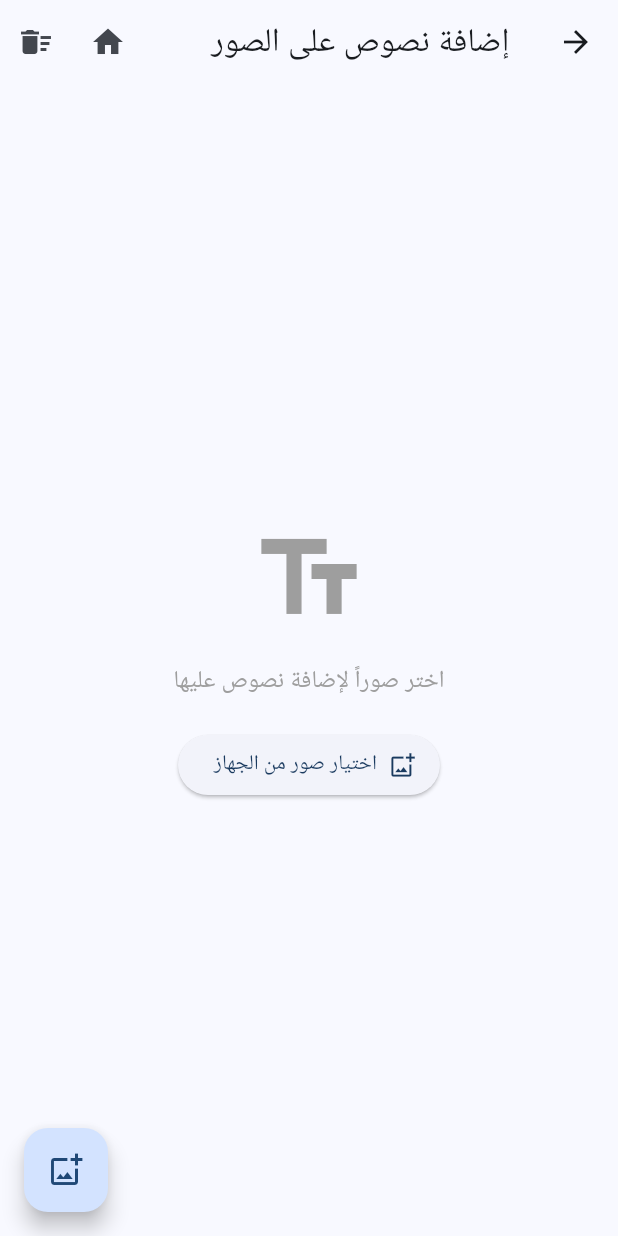
After one commit to abowaaleed/PDFapp, a Flutter app: the screen it shows after launch, after a tap on "إضافة نصوص على الصور", on a phone screen of 412 x 824 dp. The commit adds this screen. Run offline on Flutter 3.47's test engine with Material 3 defaults, Android fonts, the phone set to English and light mode, and no system bars; our stand-ins replace file_picker, google_fonts, pdf; missing offline and left inert: dart:html, pdfx.

Commit message:
Add editor card to home screen (v1.0.8)

```diff
--- /dev/null
+++ b/lib/views/editor/editor_screen.dart
@@ -0,0 +1,166 @@
+import 'package:flutter/material.dart';
+import 'package:file_picker/file_picker.dart';
+import 'package:provider/provider.dart';
+import '../../providers/pdf_provider.dart';
+import '../merge/text_editor_screen.dart';
+import '../merge/export_settings_screen.dart';
+
+class EditorScreen extends StatelessWidget {
+  const EditorScreen({super.key});
+
+  Future<void> _pickImages(BuildContext context) async {
+    try {
+      final result = await FilePicker.platform.pickFiles(
+        type: FileType.image,
+        allowMultiple: true,
+        withData: true,
+      );
+      if (result != null) {
+        final images = result.files.map((f) => f.bytes!).toList();
+        if (context.mounted) {
+          Provider.of<PdfProvider>(context, listen: false).addImages(images);
+        }
+      }
+    } catch (e) {
+      debugPrint('Error picking images: $e');
+    }
+  }
+
+  @override
+  Widget build(BuildContext context) {
+    return Scaffold(
+      appBar: AppBar(
+        title: const Text('إضافة نصوص على الصور'),
+        actions: [
+          IconButton(
+            icon: const Icon(Icons.home),
+            onPressed: () =>
+                Navigator.of(context).popUntil((route) => route.isFirst),
+            tooltip: 'الصفحة الرئيسية',
+          ),
+          IconButton(
+            icon: const Icon(Icons.delete_sweep),
+            onPressed: () =>
+                Provider.of<PdfProvider>(context, listen: false).clearImages(),
+          ),
+        ],
+      ),
+      body: Consumer<PdfProvider>(
+        builder: (context, provider, child) {
+          if (provider.items.isEmpty) {
+            return Center(
+              child: Column(
+                mainAxisAlignment: MainAxisAlignment.center,
+                children: [
+                  const Icon(Icons.text_fields, size: 80, color: Colors.grey),
+                  const SizedBox(height: 16),
+                  const Text('اختر صوراً لإضافة نصوص عليها',
+                      style: TextStyle(fontSize: 16, color: Colors.grey)),
+                  const SizedBox(height: 20),
+                  ElevatedButton.icon(
+                    onPressed: () => _pickImages(context),
+                    icon: const Icon(Icons.add_photo_alternate_outlined),
+                    label: const Text('اختيار صور من الجهاز'),
+                  ),
+                ],
+              ),
+            );
+          }
+
+          return Column(
+            children: [
+              Padding(
+                padding: const EdgeInsets.fromLTRB(16, 12, 16, 0),
+                child: Text(
+                  'اضغط على أيقونة التحرير لإضافة نصوص على الصورة',
+                  style: TextStyle(fontSize: 13, color: Colors.grey[500]),
+                  textAlign: TextAlign.center,
+                ),
+              ),
+              Expanded(
+                child: ListView.builder(
+                  padding: const EdgeInsets.all(8),
+                  itemCount: provider.items.length,
+                  itemBuilder: (context, index) {
+                    final item = provider.items[index];
+                    return Card(
+                      child: ListTile(
+                        leading: Stack(
+                          children: [
+                            Image.memory(item.bytes,
+                                width: 50, height: 50, fit: BoxFit.cover),
+                            if (item.hasTexts)
+                              Positioned(
+                                top: 0,
+                                right: 0,
+                                child: Container(
+                                  padding: const EdgeInsets.all(2),
+                                  decoration: const BoxDecoration(
+                                    color: Color(0xFF1A3A5F),
+                                    borderRadius: BorderRadius.only(
+                                      bottomLeft: Radius.circular(6),
+                                    ),
+                                  ),
+                                  child: const Icon(Icons.edit,
+                                      size: 12, color: Colors.white),
+                                ),
+                              ),
+                          ],
+                        ),
+                        title: Text('صورة رقم ${index + 1}'),
+                        subtitle: item.hasTexts
+                            ? Text('${item.textElements.length} نص',
+                                style: const TextStyle(
+                                    fontSize: 12, color: Color(0xFF1A3A5F)))
+                            : const Text('لا توجد نصوص',
+                                style: TextStyle(fontSize: 12)),
+                        trailing: Row(
+                          mainAxisSize: MainAxisSize.min,
+                          children: [
+                            IconButton(
+                              icon: const Icon(Icons.edit,
+                                  color: Color(0xFFD4AF37)),
+                              tooltip: 'تحرير النصوص',
+                              onPressed: () => Navigator.push(
+                                context,
+                                MaterialPageRoute(
+                                  builder: (_) =>
+                                      TextEditorScreen(imageIndex: index),
+                                ),
+                              ),
+                            ),
+                            IconButton(
+                              icon: const Icon(Icons.close,
+                                  color: Colors.red),
+                              onPressed: () => provider.removeImage(index),
+                            ),
+                          ],
+                        ),
+                      ),
+                    );
+                  },
+                ),
+              ),
+              Padding(
+                padding: const EdgeInsets.all(16.0),
+                child: ElevatedButton(
+                  onPressed: () => Navigator.push(
+                      context,
+                      MaterialPageRoute(
+                          builder: (_) => const ExportSettingsScreen())),
+                  style: ElevatedButton.styleFrom(
+                      minimumSize: const Size(double.infinity, 50)),
+                  child: const Text('تصدير كـ PDF'),
+                ),
+              ),
+            ],
+          );
+        },
+      ),
+      floatingActionButton: FloatingActionButton(
+        onPressed: () => _pickImages(context),
+        child: const Icon(Icons.add_photo_alternate_outlined),
+      ),
+    );
+  }
+}
--- a/lib/views/home/home_screen.dart
+++ b/lib/views/home/home_screen.dart
@@ -2,6 +2,7 @@ import 'package:flutter/material.dart';
 import '../merge/merge_screen.dart';
 import '../compress/compress_screen.dart';
 import '../saved/saved_screen.dart';
+import '../editor/editor_screen.dart';
 
 class HomeScreen extends StatelessWidget {
   const HomeScreen({super.key});
@@ -18,7 +19,7 @@ class HomeScreen extends StatelessWidget {
             Text('PDF-sw411',
                 style:
                     TextStyle(fontWeight: FontWeight.bold, letterSpacing: 1.2)),
-            Text('v1.0.7',
+            Text('v1.0.8',
                 style: TextStyle(
                     fontSize: 10, fontWeight: FontWeight.normal)),
           ],
@@ -90,6 +91,16 @@ class HomeScreen extends StatelessWidget {
                       color: Colors.teal,
                       onTap: () => Navigator.push(context,
                           MaterialPageRoute(builder: (_) => const SavedScreen())),
+                    ),
+                    const SizedBox(height: 14),
+                    _FeatureCard(
+                      title: 'إضافة نصوص على الصور',
+                      icon: Icons.text_fields,
+                      description:
+                          'أضف نصوصاً احترافية على صورك ثم صدّرها كـ PDF',
+                      color: const Color(0xFFD4AF37),
+                      onTap: () => Navigator.push(context,
+                          MaterialPageRoute(builder: (_) => const EditorScreen())),
                     ),
                   ],
                 ),
```
